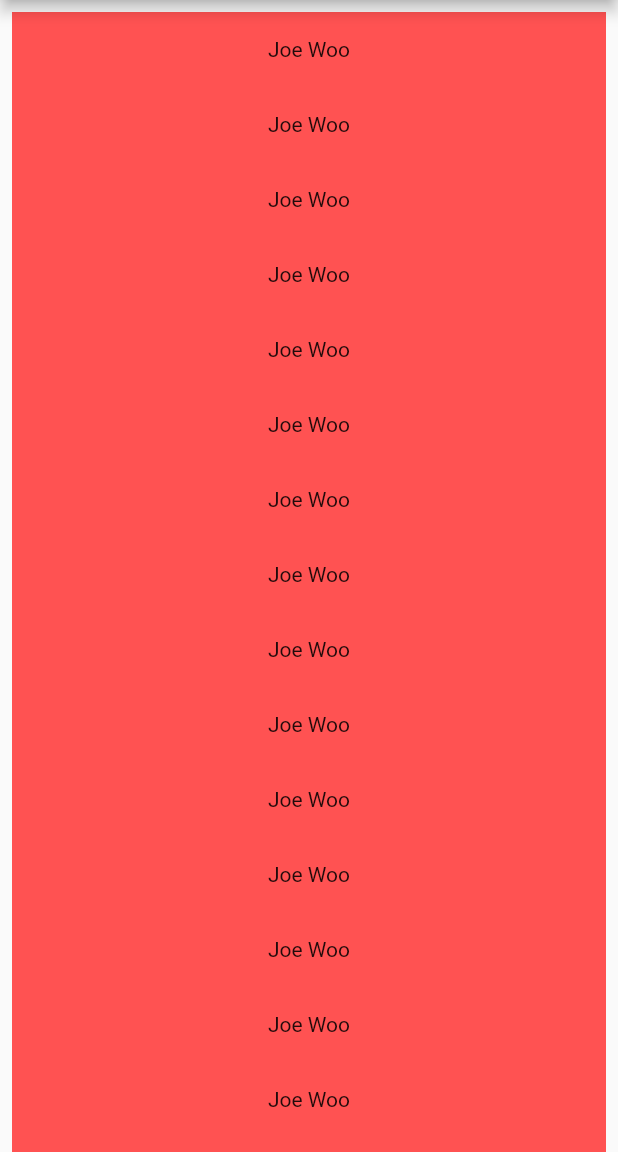
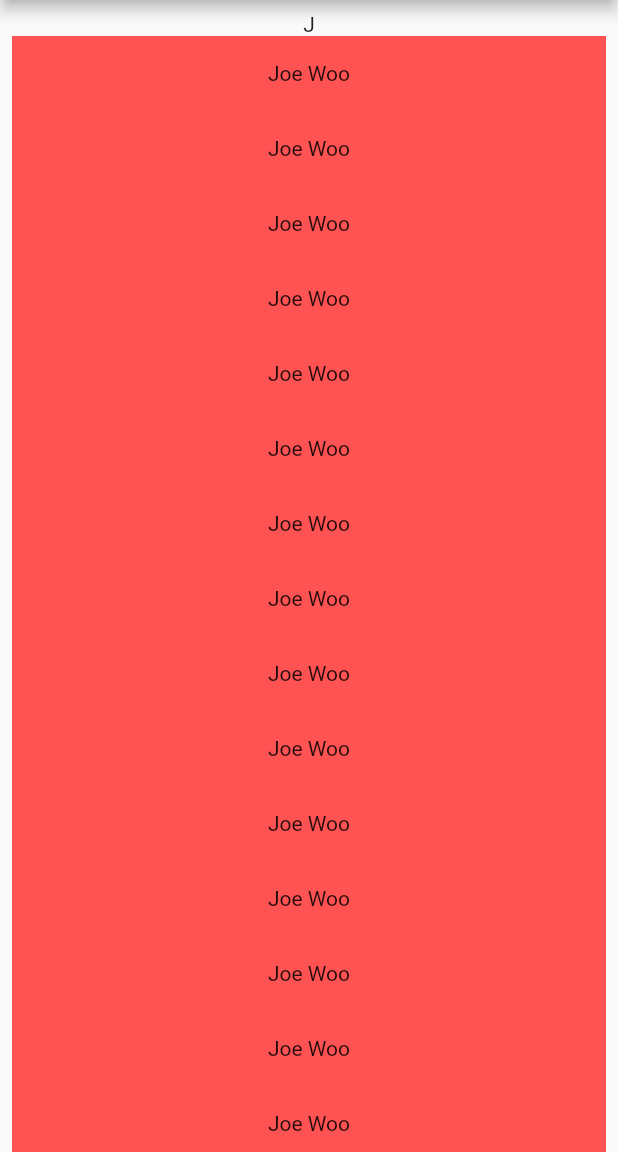
Before and after one commit to HeySitam/MovieFreaks, a Flutter app: the screen it shows after launch, on a phone screen of 412 x 824 dp, the part 84-1236 px from its top. Run offline on Flutter 3.47's test engine with Material 2 defaults, Android fonts, the phone set to English and light mode, and no system bars.

Commit message:
Grouped List made with proper order

```diff
--- a/lib/pages/list_page.dart
+++ b/lib/pages/list_page.dart
@@ -26,11 +26,14 @@ class _GroupedListPageState extends State<GroupedListPage> {
         title: const Text("Grouped List Demo"),
       ),
       body: Container(
-         child: ListView.separated(
+         child: ListView.builder(
            padding: const EdgeInsets.all(8),
            itemCount: groupedMap?.length ?? 0,
            itemBuilder: (BuildContext context, int index1) {
-             return ListView.builder(
+             return Column(
+               children: [
+                 Text("${groupedMap?.keys.elementAt(index1)}"),
+                 ListView.builder(
                  itemCount: groupedMap?.values.elementAt(index1).length ?? 0,
                  physics: NeverScrollableScrollPhysics(),
                  shrinkWrap: true,
@@ -41,9 +44,10 @@ class _GroupedListPageState extends State<GroupedListPage> {
                      child: Center(child: Text('${groupedMap?.values.elementAt(index1).elementAt(index2)}')),
                    );
                  },
+               )
+               ],
              );
            },
-           separatorBuilder: (BuildContext context, int index) => Text("${groupedMap?.keys.elementAt(index)}"),
          )
       ),
     );
```
Lines whose indentation alone changed are shown as unchanged.
